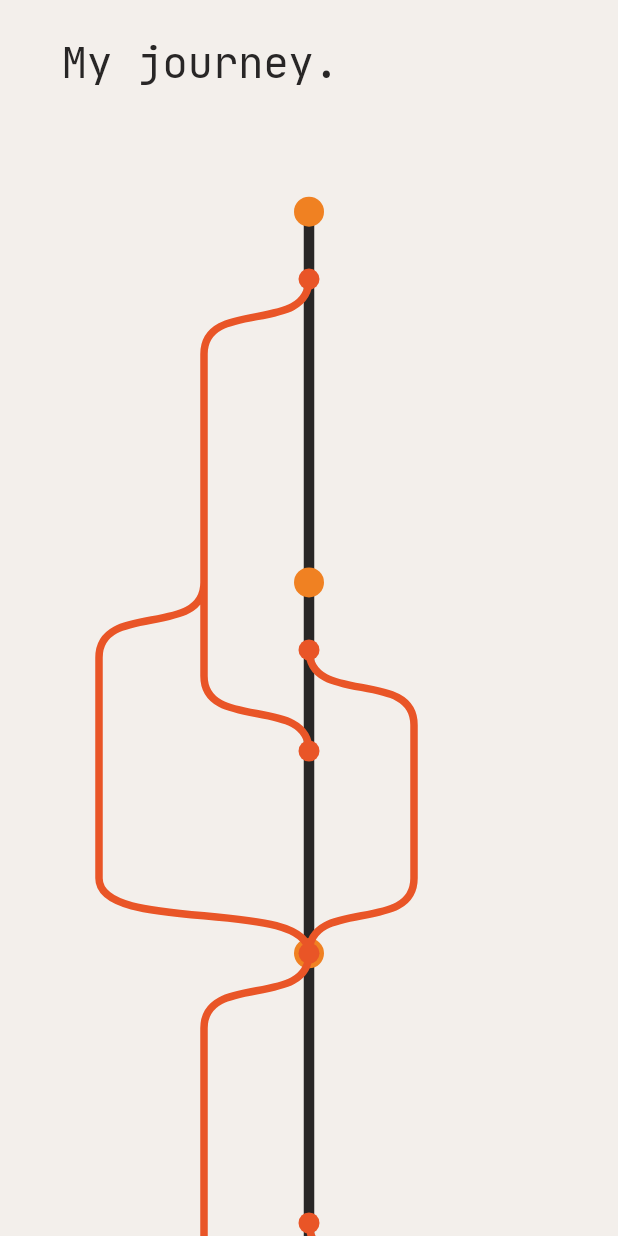
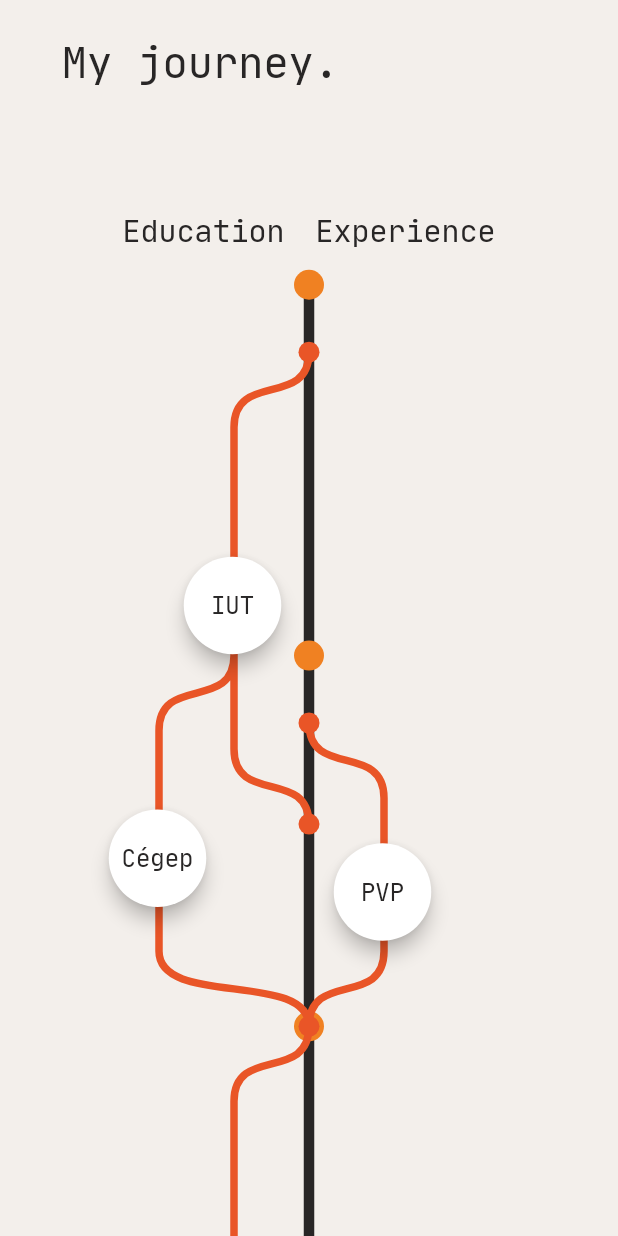
Before and after one commit to apomalyn/portfolio, a Flutter app: the screen it shows after launch, on a phone screen of 412 x 824 dp. Run offline on Flutter 3.47's test engine with Material 2 defaults, Android fonts, the phone set to English and light mode, and no system bars; our stand-ins replace get_it; generated files the repository leaves out were written again.

Commit message:
Refactor tree construction

```diff
--- a/lib/main.dart
+++ b/lib/main.dart
@@ -16,7 +16,6 @@ import 'generated/l10n.dart';
 
 void main() {
   setupLocator();
-
   runApp(MyApp());
 }
 
--- a/lib/models/node_data.dart
+++ b/lib/models/node_data.dart
@@ -24,6 +24,19 @@ class NodeData {
   /// Is situated on the left side of the tree.
   final bool isOnLeft;
 
+  Offset startingPoint;
+
+  Offset endingPoint;
+
+  /// Getting the middle
+  Offset get middlePoint {
+    if(startingPoint != null && endingPoint != null) {
+      return Offset((endingPoint.dx + startingPoint.dx) / 2,
+          (endingPoint.dy + startingPoint.dy) / 2);
+    }
+    return Offset.zero;
+  }
+
   NodeData(
       {this.basedOn,
       @required this.startingAt,
--- a/lib/models/nodes_tree.dart
+++ b/lib/models/nodes_tree.dart
@@ -1,43 +1,43 @@
-
 import 'dart:collection';
 
 import 'package:flutter/cupertino.dart';
 import 'package:portfolio/models/node_data.dart';
 
 class NodesTree {
-
+  /// All the [nodes] that are present on the tree.
   List<NodeData> nodes;
 
-  LinkedHashMap<int, _YearToDraw> _yearsTrimmed = Map<int, _YearToDraw>();
-  LinkedHashMap<int, _YearToDraw> get yearsTrimmed => _yearsTrimmed;
+  /// Contains all the years that include a change of node (begin or end of a node).
+  LinkedHashMap<int, YearToDraw> _yearsTrimmed = Map<int, YearToDraw>();
 
+  LinkedHashMap<int, YearToDraw> get yearsTrimmed => _yearsTrimmed;
 
   NodesTree(this.nodes) {
-    buildYearsToDraw(this._yearsTrimmed);
+    _buildYearsToDraw(this._yearsTrimmed);
     trimUnchangedYears(this._yearsTrimmed);
   }
 
-  @visibleForTesting
-  buildYearsToDraw(LinkedHashMap<int, _YearToDraw> yearsToDraw) {
+  /// Create a LinkedHashmap that contains the years to draw.
+  _buildYearsToDraw(LinkedHashMap<int, YearToDraw> yearsToDraw) {
     for (NodeData node in this.nodes) {
       yearsToDraw.update(node.startingAt.year, (value) {
         value.nodes.add(node);
         return value;
       }, ifAbsent: () {
-        var year = _YearToDraw(node.startingAt.year);
+        var year = YearToDraw(node.startingAt.year);
         year.nodes.add(node);
 
         return year;
       });
 
-      // If the node convert more than one year
+      // If the node continue more than one year
       if (node.endingAt.year > node.startingAt.year) {
         for (int i = node.startingAt.year + 1; i <= node.endingAt.year; i++) {
           yearsToDraw.update(i, (value) {
             value.nodes.add(node);
             return value;
           }, ifAbsent: () {
-            var year = _YearToDraw(i);
+            var year = YearToDraw(i);
             year.nodes.add(node);
 
             return year;
@@ -47,9 +47,9 @@ class NodesTree {
     }
   }
 
-  /// Remove years without any change to avoid drawing multiple identical years.
-  @visibleForTesting
-  trimUnchangedYears(LinkedHashMap<int, _YearToDraw> years) {
+  /// We don't want to draw a year that do not contains any change at all,
+  /// so this function remove all these years.
+  trimUnchangedYears(LinkedHashMap<int, YearToDraw> years) {
     var yearsToRemove = [];
     years.forEach((key, value) {
       for (var node in nodes) {
@@ -63,11 +63,56 @@ class NodesTree {
 
     years.removeWhere((key, value) => yearsToRemove.contains(key));
   }
+
+  /// Determine the starting and ending position of each [nodes] based on the [width] available for the tree
+  determineNodesPosition(Offset curveDelta, double yearSpace, double width) {
+    Offset currentYearOffset = Offset(width / 2, 0.0);
+
+    this._yearsTrimmed.forEach((key, year) {
+      for (NodeData node in year.nodes) {
+        Offset currentPosition =
+            Offset(currentYearOffset.dx, currentYearOffset.dy);
+        double changeOfSign = node.isOnLeft ? -1.0 : 1.0;
+
+        if (year.beginThisYear(node)) {
+          currentPosition = currentPosition.translate(
+              changeOfSign * curveDelta.dx * (node.level + 1),
+              yearSpace * monthInPerCent(node.startingAt) - curveDelta.dy);
+
+          node.startingPoint = currentPosition;
+        } else {
+          // Set the position if the node didn't start this year
+          currentPosition = currentPosition.translate(
+              (node.level + 1) * (changeOfSign * curveDelta.dx), 0.0);
+        }
+
+        // Straight line
+        currentPosition =
+            Offset(currentPosition.dx, currentYearOffset.dy + yearSpace);
+        node.endingPoint = currentPosition;
+        if (year.endThisYear(node)) {
+          currentPosition = currentPosition.translate(
+              0.0,
+              -(yearSpace * (1 - monthInPerCent(node.endingAt)) +
+                  curveDelta.dy));
+        }
+
+        if (year.endThisYear(node)) {
+          // Add end of the node and the point on the main line
+          node.endingPoint = currentPosition.translate(0.0, curveDelta.dy);
+        }
+      }
+
+      currentYearOffset = currentYearOffset.translate(0, yearSpace);
+    });
+  }
+
+  double monthInPerCent(DateTime date) => (date.month - 1) / 11;
 }
 
 /// Data class used only for this painter.
 /// Represent a year to draw on the tree.
-class _YearToDraw {
+class YearToDraw {
   final int year;
 
   List<NodeData> nodes = [];
@@ -81,5 +126,5 @@ class _YearToDraw {
     return node.endingAt.year == year;
   }
 
-  _YearToDraw(this.year);
+  YearToDraw(this.year);
 }
--- a/lib/widgets/embellishment/tree_painter.dart
+++ b/lib/widgets/embellishment/tree_painter.dart
@@ -10,6 +10,7 @@ class TreePainter extends CustomPainter {
   /// Radius of the point representing the beginning and the end of a node on the main timeline
   final double _nodePointRadius = 7;
 
+  /// Width of the central timeline.
   final double _timelineWidth = 7;
 
   final Paint _paint = Paint()
@@ -17,11 +18,15 @@ class TreePainter extends CustomPainter {
     ..strokeCap = StrokeCap.round
     ..strokeJoin = StrokeJoin.bevel;
 
+  /// Contains all the data needed to draw the tree.
   final NodesTree tree;
 
-  Offset _curveDelta;
+  /// Space occupied vertically by a year.
+  final double yearSpace;
 
-  TreePainter({@required this.tree});
+  final Offset curveDelta;
+
+  TreePainter({@required this.tree, @required this.yearSpace, this.curveDelta});
 
   @override
   void paint(Canvas canvas, Size size) {
@@ -29,10 +34,6 @@ class TreePainter extends CustomPainter {
     _paint.color = AppTheme.lightBlack;
     _paint.style = PaintingStyle.stroke;
     _paint.strokeWidth = _timelineWidth;
-    var yearSpace = (size.height) / (tree.yearsTrimmed.length);
-    _curveDelta = AppTheme.instance.useMobileLayout ?
-        Offset(70, 50):Offset(max(size.width * 0.08, 75), 75);
-    print(size);
 
     // Draw middle separation
     canvas.drawLine(Offset(size.width / 2, 0.0),
@@ -45,7 +46,6 @@ class TreePainter extends CustomPainter {
     Offset currentYearOffset = Offset(size.width / 2, 0.0);
 
     tree.yearsTrimmed.forEach((key, year) {
-      print("***** Drawing $key - Starting at ${currentYearOffset.dy} ******");
       // Drawing year point
       _paint.color = AppTheme.orange;
       canvas.drawCircle(currentYearOffset, 10, _paint);
@@ -55,12 +55,10 @@ class TreePainter extends CustomPainter {
         Offset currentPosition =
             Offset(currentYearOffset.dx, currentYearOffset.dy);
         double changeOfSign = node.isOnLeft ? -1.0 : 1.0;
-        print("Drawing ${node.shortTitle}");
 
         if (year.beginThisYear(node)) {
-          currentPosition = currentPosition.translate(
-              changeOfSign * _curveDelta.dx * node.level,
-              yearSpace * monthInPerCent(node.startingAt));
+          currentPosition = node.startingPoint
+              .translate((-changeOfSign) * curveDelta.dx, curveDelta.dy);
 
           // Move to the correct position
           path.moveTo(currentPosition.dx, currentPosition.dy);
@@ -70,25 +68,23 @@ class TreePainter extends CustomPainter {
         } else {
           // Set the position if the node didn't start this year
           currentPosition = currentPosition.translate(
-              (node.level + 1) * (changeOfSign * _curveDelta.dx), 0.0);
+              (node.level + 1) * (changeOfSign * curveDelta.dx), 0.0);
           path.moveTo(currentPosition.dx, currentPosition.dy);
         }
 
         // Straight line
-        currentPosition = Offset(currentPosition.dx, currentYearOffset.dy + yearSpace);
+        currentPosition =
+            Offset(currentPosition.dx, currentYearOffset.dy + yearSpace);
         if (year.endThisYear(node)) {
-          currentPosition = currentPosition.translate(
-              0.0,
-              -(yearSpace * (1 - monthInPerCent(node.endingAt)) +
-                  _curveDelta.dy));
+          currentPosition = node.endingPoint.translate(0.0, -curveDelta.dy);
         }
         path.lineTo(currentPosition.dx, currentPosition.dy);
 
         // End of the node
         if (year.endThisYear(node)) {
           // Add end of the node and the point on the main line
-          _drawCurve(
-              path, currentPosition, node.isOnLeft, currentYearOffset, true, canvas);
+          _drawCurve(path, currentPosition, node.isOnLeft, currentYearOffset,
+              true, canvas);
         }
       }
       currentYearOffset = currentYearOffset.translate(0, yearSpace);
@@ -119,13 +115,13 @@ class TreePainter extends CustomPainter {
     if (toRoot) {
       path.cubicTo(
           currentPosition.dx,
-          currentPosition.dy + (_curveDelta.dy * 0.75),
+          currentPosition.dy + (curveDelta.dy * 0.75),
           rootPosition.dx,
-          currentPosition.dy + (_curveDelta.dy * 0.25),
+          currentPosition.dy + (curveDelta.dy * 0.25),
           rootPosition.dx,
-          currentPosition.dy + _curveDelta.dy);
+          currentPosition.dy + curveDelta.dy);
       canvas.drawCircle(
-          Offset(rootPosition.dx, currentPosition.dy + _curveDelta.dy),
+          Offset(rootPosition.dx, currentPosition.dy + curveDelta.dy),
           _nodePointRadius,
           _paint);
     } else {
@@ -134,16 +130,14 @@ class TreePainter extends CustomPainter {
       }
       path.cubicTo(
           currentPosition.dx,
-          currentPosition.dy + (_curveDelta.dy * 0.75),
-          currentPosition.dx + (changeOfSign * _curveDelta.dx),
-          currentPosition.dy + (_curveDelta.dy * 0.25),
-          currentPosition.dx + (changeOfSign * _curveDelta.dx),
-          currentPosition.dy + _curveDelta.dy);
+          currentPosition.dy + (curveDelta.dy * 0.75),
+          currentPosition.dx + (changeOfSign * curveDelta.dx),
+          currentPosition.dy + (curveDelta.dy * 0.25),
+          currentPosition.dx + (changeOfSign * curveDelta.dx),
+          currentPosition.dy + curveDelta.dy);
     }
 
     return currentPosition.translate(
-        changeOfSign * _curveDelta.dx, _curveDelta.dy);
+        changeOfSign * curveDelta.dx, curveDelta.dy);
   }
-
-  double monthInPerCent(DateTime date) => (date.month - 1) / 11;
 }
--- a/lib/widgets/journey_tree.dart
+++ b/lib/widgets/journey_tree.dart
@@ -1,7 +1,12 @@
+import 'dart:math';
+
 import 'package:flutter/material.dart';
 import 'package:portfolio/constants/journey_nodes_data.dart';
+import 'package:portfolio/generated/l10n.dart';
+import 'package:portfolio/models/node_data.dart';
 import 'package:portfolio/models/nodes_tree.dart';
 import 'package:portfolio/utils/app_theme.dart';
+import 'package:portfolio/widgets/node_circle_animated.dart';
 
 import 'embellishment/tree_painter.dart';
 
@@ -10,19 +15,84 @@ class JourneyTree extends StatefulWidget {
 }
 
 class _JourneyTreeState extends State<JourneyTree> {
+  final NodesTree tree = NodesTree(nodes);
 
-  final NodesTree tree = NodesTree(nodes);
+  Offset _curveDelta;
+
+  double _yearSpace;
 
   @override
   Widget build(BuildContext context) {
-    return SizedBox(
-      height: AppTheme.instance.size.height * 0.30 * tree.yearsTrimmed.length,
-      width: AppTheme.instance.size.width,
-      child: CustomPaint(
-        willChange: false,
-        isComplex: true,
-        painter: TreePainter(tree: tree),
-      ),
+    _yearSpace = AppTheme.instance.size.height * 0.30;
+    _curveDelta = AppTheme.instance.useMobileLayout
+        ? Offset(50, 50)
+        : Offset(max(AppTheme.instance.size.width * 0.06, 75), 75);
+
+    tree.determineNodesPosition(
+        _curveDelta,
+        _yearSpace,
+        AppTheme.instance.size.width -
+            AppTheme.instance.largeHorizontalSpacing *
+                2); // Remove the section padding.
+
+    return Column(
+      children: [
+        Row(
+          mainAxisAlignment: MainAxisAlignment.center,
+          children: [
+            Text(AppIntl.of(context).journey_education,
+                style: AppTheme.instance.theme.textTheme.headline4),
+            SizedBox(width: AppTheme.instance.mediumHorizontalSpacing),
+            Text(AppIntl.of(context).journey_experience,
+                style: AppTheme.instance.theme.textTheme.headline4),
+          ],
+        ),
+        SizedBox(height: AppTheme.instance.smallVerticalSpacing),
+        SizedBox(
+          height:
+              AppTheme.instance.size.height * 0.30 * tree.yearsTrimmed.length,
+          child: CustomPaint(
+            willChange: false,
+            isComplex: true,
+            painter: TreePainter(
+                tree: tree, yearSpace: _yearSpace, curveDelta: _curveDelta),
+            child: Stack(
+              children: _buildNodeCircle(),
+            ),
+          ),
+        ),
+        SizedBox(height: AppTheme.instance.smallVerticalSpacing),
+        Text(AppIntl.of(context).journey_now,
+            style: AppTheme.instance.theme.textTheme.headline4)
+      ],
     );
   }
+
+  List<Widget> _buildNodeCircle() {
+    List<Widget> list = [];
+
+    for (NodeData node in tree.nodes) {
+      list.add(Positioned(
+          top: node.middlePoint.dy,
+          left: node.middlePoint.dx - 37.5,
+          child: NodeCircleAnimated(node)));
+    }
+
+    if (!AppTheme.instance.useMobileLayout) {
+      int i = 0;
+      for (int year in tree.yearsTrimmed.keys) {
+        list.add(Positioned(
+          left: (AppTheme.instance.size.width -
+                  AppTheme.instance.largeHorizontalSpacing * 1.8) /
+              2,
+          top: _yearSpace * i,
+          child:
+              Text("$year", style: AppTheme.instance.theme.textTheme.headline5),
+        ));
+        i++;
+      }
+    }
+
+    return list;
+  }
 }
--- /dev/null
+++ b/lib/widgets/node_circle_animated.dart
@@ -0,0 +1,64 @@
+import 'package:flutter/material.dart';
+import 'package:portfolio/models/node_data.dart';
+import 'package:portfolio/utils/app_theme.dart';
+
+class NodeCircleAnimated extends StatefulWidget {
+  final NodeData node;
+
+  NodeCircleAnimated(this.node);
+
+  _NodeCircleAnimatedState createState() => _NodeCircleAnimatedState();
+}
+
+class _NodeCircleAnimatedState extends State<NodeCircleAnimated> {
+  /// Indicate if the card containing the description of the node is visible.
+  bool _cardVisible = false;
+
+  bool _isHovered = false;
+
+  TextStyle _defaultStyle = AppTheme.instance.theme.textTheme.headline6;
+
+  Color _defaultColor = Colors.white;
+
+  TextStyle _cardVisibleStyle = AppTheme.instance.theme.textTheme.headline6
+      .copyWith(color: AppTheme.white);
+
+  TextStyle _cardStyle = AppTheme.instance.theme.textTheme.bodyText1
+      .copyWith(color: AppTheme.white);
+
+  Color _cardVisibleColor = AppTheme.lightBlack;
+
+  @override
+  Widget build(BuildContext context) {
+    return AppTheme.instance.useMobileLayout
+        ? GestureDetector(
+            onTap: () => _handleAction(!_cardVisible),
+            child: _buildContent(),
+          )
+        : MouseRegion(
+            onEnter: (e) => _handleAction(true),
+            onExit: (e) => _handleAction(false),
+            child: _buildContent());
+  }
+
+  _buildContent() => Card(
+    shape: CircleBorder(),
+    elevation: 5.0,
+    color: _cardVisible ? _cardVisibleColor : _defaultColor,
+    child: SizedBox(
+      width: 65,
+      height: 65,
+      child: Center(
+        child: Text(widget.node.shortTitle,
+            style: _cardVisible ? _cardVisibleStyle : _defaultStyle,
+            semanticsLabel: widget.node.title),
+      ),
+    ),
+  );
+
+  _handleAction(bool isVisible) {
+    setState(() {
+      _cardVisible = isVisible;
+    });
+  }
+}
```
